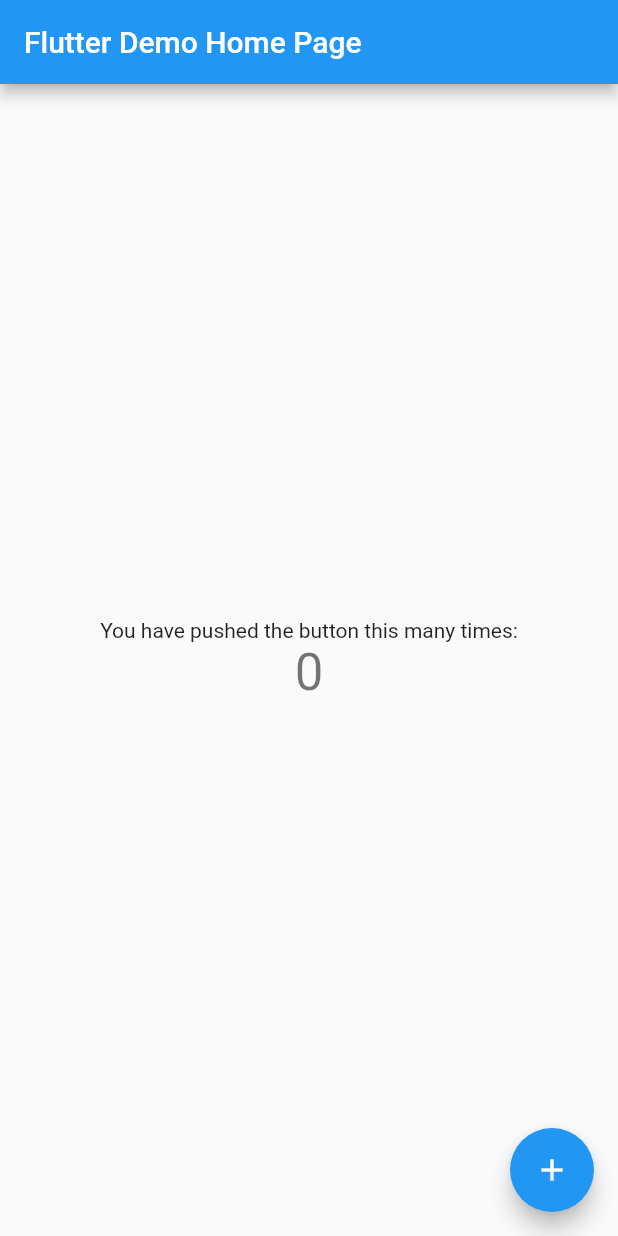
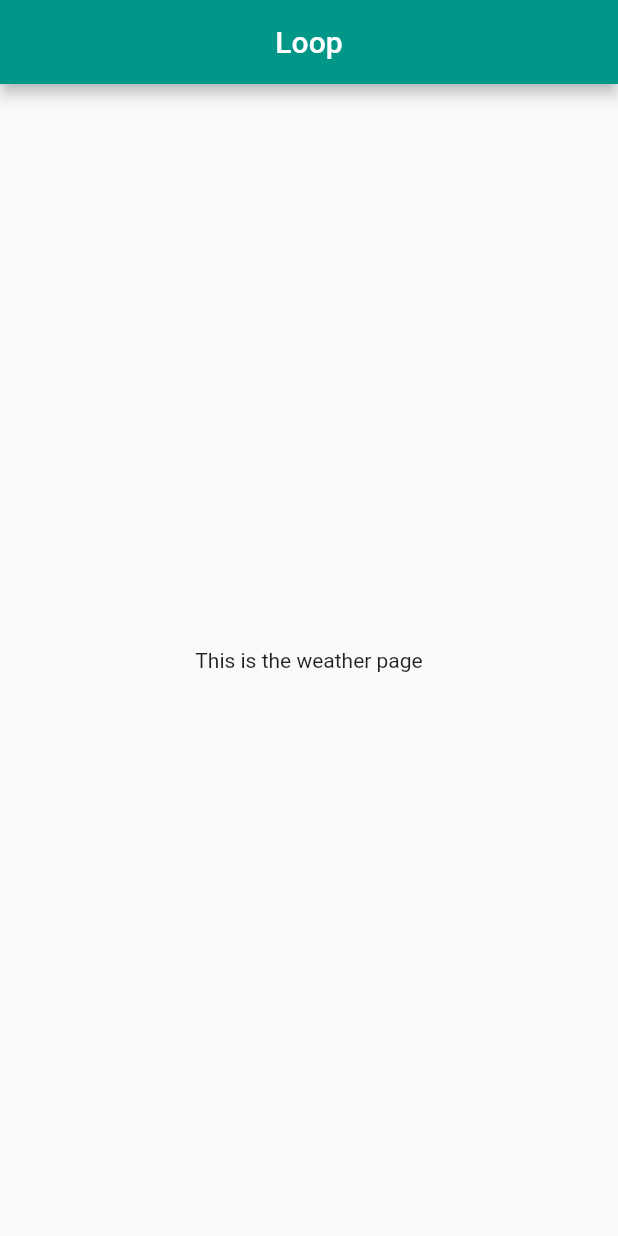
Before and after one commit to vin-murithi/loop, a Flutter app: the screen it shows after launch, on a phone screen of 412 x 824 dp. Run offline on Flutter 3.47's test engine with Material 2 defaults, Android fonts, the phone set to English and light mode, and no system bars; our stand-ins replace bloc, equatable, flutter_bloc.

Commit message:
Figured out bloc, started weather loop

```diff
--- /dev/null
+++ b/lib/bloc/loop_bloc.dart
@@ -0,0 +1,29 @@
+import 'dart:developer';
+
+import 'package:bloc/bloc.dart';
+import 'package:equatable/equatable.dart';
+
+part 'loop_event.dart';
+part 'loop_state.dart';
+
+class LoopBloc extends Bloc<LoopEvent, CounterState> {
+  LoopBloc() : super(const CounterState(counter: 69)) {
+    //Register event and callback to handle it
+    on<IncrementCounter>(_incrementCounter);
+    on<DecrementCounter>(_decrementCounter);
+  }
+
+//Define callback method with inputter(event type) and emitter(state)
+  void _incrementCounter(IncrementCounter event, Emitter<CounterState> emit) {
+    //Emit a state everytime the method is invoked
+    emit(
+      CounterState(counter: state.counter + event.value),
+    );
+  }
+
+  void _decrementCounter(DecrementCounter event, Emitter<CounterState> emit) {
+    emit(
+      CounterState(counter: state.counter - event.value),
+    );
+  }
+}
--- /dev/null
+++ b/lib/bloc/loop_event.dart
@@ -0,0 +1,25 @@
+part of 'loop_bloc.dart';
+
+abstract class LoopEvent extends Equatable {
+  const LoopEvent();
+
+  @override
+  List<Object> get props => [];
+}
+
+//A class to represent the Increment event
+class IncrementCounter extends LoopEvent {
+  final int value;
+  const IncrementCounter({required this.value});
+
+  @override
+  List<Object> get props => [value];
+}
+
+class DecrementCounter extends LoopEvent {
+  final int value;
+  const DecrementCounter({required this.value});
+
+  @override
+  List<Object> get props => [];
+}
--- /dev/null
+++ b/lib/bloc/loop_state.dart
@@ -0,0 +1,16 @@
+part of 'loop_bloc.dart';
+
+// abstract class LoopState extends Equatable {
+//   const LoopState();
+
+//   @override
+//   List<Object> get props => [];
+// }
+
+//A class to represent the state of the counter
+class CounterState extends Equatable {
+  final int counter;
+  const CounterState({required this.counter});
+  @override
+  List<Object> get props => [counter];
+}
--- /dev/null
+++ b/lib/bloc/weather_bloc.dart
@@ -0,0 +1,13 @@
+import 'package:bloc/bloc.dart';
+import 'package:equatable/equatable.dart';
+
+part 'weather_event.dart';
+part 'weather_state.dart';
+
+class WeatherBloc extends Bloc<WeatherEvent, WeatherState> {
+  WeatherBloc() : super(WeatherInitial()) {
+    on<WeatherEvent>((event, emit) {
+      // TODO: implement event handler
+    });
+  }
+}
--- a/lib/main.dart
+++ b/lib/main.dart
@@ -1,4 +1,7 @@
 import 'package:flutter/material.dart';
+import 'package:flutter_bloc/flutter_bloc.dart';
+import 'package:loop/bloc/loop_bloc.dart';
+import 'package:loop/screens/home_page.dart';
 
 void main() {
   runApp(const MyApp());
@@ -10,106 +13,16 @@ class MyApp extends StatelessWidget {
   // This widget is the root of your application.
   @override
   Widget build(BuildContext context) {
+    //Use MultiBlocProvider to add Bloc functionality to entire app
     return MaterialApp(
       title: 'Flutter Demo',
       theme: ThemeData(
-        // This is the theme of your application.
-        //
-        // Try running your application with "flutter run". You'll see the
-        // application has a blue toolbar. Then, without quitting the app, try
-        // changing the primarySwatch below to Colors.green and then invoke
-        // "hot reload" (press "r" in the console where you ran "flutter run",
-        // or simply save your changes to "hot reload" in a Flutter IDE).
-        // Notice that the counter didn't reset back to zero; the application
-        // is not restarted.
-        primarySwatch: Colors.blue,
+        primarySwatch: Colors.teal,
       ),
-      home: const MyHomePage(title: 'Flutter Demo Home Page'),
+      home: BlocProvider<LoopBloc>(
+        create: (context) => LoopBloc(),
+        child: MyHomePage(title: 'Loop'),
+      ),
     );
   }
 }
-
-class MyHomePage extends StatefulWidget {
-  const MyHomePage({super.key, required this.title});
-
-  // This widget is the home page of your application. It is stateful, meaning
-  // that it has a State object (defined below) that contains fields that affect
-  // how it looks.
-
-  // This class is the configuration for the state. It holds the values (in this
-  // case the title) provided by the parent (in this case the App widget) and
-  // used by the build method of the State. Fields in a Widget subclass are
-  // always marked "final".
-
-  final String title;
-
-  @override
-  State<MyHomePage> createState() => _MyHomePageState();
-}
-
-class _MyHomePageState extends State<MyHomePage> {
-  int _counter = 0;
-
-  void _incrementCounter() {
-    setState(() {
-      // This call to setState tells the Flutter framework that something has
-      // changed in this State, which causes it to rerun the build method below
-      // so that the display can reflect the updated values. If we changed
-      // _counter without calling setState(), then the build method would not be
-      // called again, and so nothing would appear to happen.
-      _counter++;
-    });
-  }
-
-  @override
-  Widget build(BuildContext context) {
-    // This method is rerun every time setState is called, for instance as done
-    // by the _incrementCounter method above.
-    //
-    // The Flutter framework has been optimized to make rerunning build methods
-    // fast, so that you can just rebuild anything that needs updating rather
-    // than having to individually change instances of widgets.
-    return Scaffold(
-      appBar: AppBar(
-        // Here we take the value from the MyHomePage object that was created by
-        // the App.build method, and use it to set our appbar title.
-        title: Text(widget.title),
-      ),
-      body: Center(
-        // Center is a layout widget. It takes a single child and positions it
-        // in the middle of the parent.
-        child: Column(
-          // Column is also a layout widget. It takes a list of children and
-          // arranges them vertically. By default, it sizes itself to fit its
-          // children horizontally, and tries to be as tall as its parent.
-          //
-          // Invoke "debug painting" (press "p" in the console, choose the
-          // "Toggle Debug Paint" action from the Flutter Inspector in Android
-          // Studio, or the "Toggle Debug Paint" command in Visual Studio Code)
-          // to see the wireframe for each widget.
-          //
-          // Column has various properties to control how it sizes itself and
-          // how it positions its children. Here we use mainAxisAlignment to
-          // center the children vertically; the main axis here is the vertical
-          // axis because Columns are vertical (the cross axis would be
-          // horizontal).
-          mainAxisAlignment: MainAxisAlignment.center,
-          children: <Widget>[
-            const Text(
-              'You have pushed the button this many times:',
-            ),
-            Text(
-              '$_counter',
-              style: Theme.of(context).textTheme.headline4,
-            ),
-          ],
-        ),
-      ),
-      floatingActionButton: FloatingActionButton(
-        onPressed: _incrementCounter,
-        tooltip: 'Increment',
-        child: const Icon(Icons.add),
-      ), // This trailing comma makes auto-formatting nicer for build methods.
-    );
-  }
-}
--- /dev/null
+++ b/lib/screens/home_page.dart
@@ -0,0 +1,37 @@
+import 'package:flutter/material.dart';
+import 'package:flutter_bloc/flutter_bloc.dart';
+import 'package:loop/bloc/loop_bloc.dart';
+
+class MyHomePage extends StatefulWidget {
+  const MyHomePage({super.key, required this.title});
+  final String title;
+
+  @override
+  State<MyHomePage> createState() => _MyHomePageState();
+}
+
+class _MyHomePageState extends State<MyHomePage> {
+  @override
+  Widget build(BuildContext context) {
+    return Scaffold(
+      appBar: AppBar(
+        title: Text(widget.title),
+        centerTitle: true,
+      ),
+      body: BlocBuilder<LoopBloc, CounterState>(
+        builder: (context, state) {
+          return Center(
+            child: Column(
+              mainAxisAlignment: MainAxisAlignment.center,
+              children: <Widget>[
+                const Text(
+                  'This is the weather page',
+                ),
+              ],
+            ),
+          );
+        },
+      ),
+    );
+  }
+}
```
Also changed, not shown: lib/bloc/weather_event.dart (added, +8 -0 lines), lib/bloc/weather_state.dart (added, +10 -0 lines), lib/screens/counter/counter.dart (added, +68 -0 lines), lib/services/weather_data.dart (added, +10 -0 lines), pubspec.yaml (+8 -4 lines), pubspec.lock, 2 other files.
